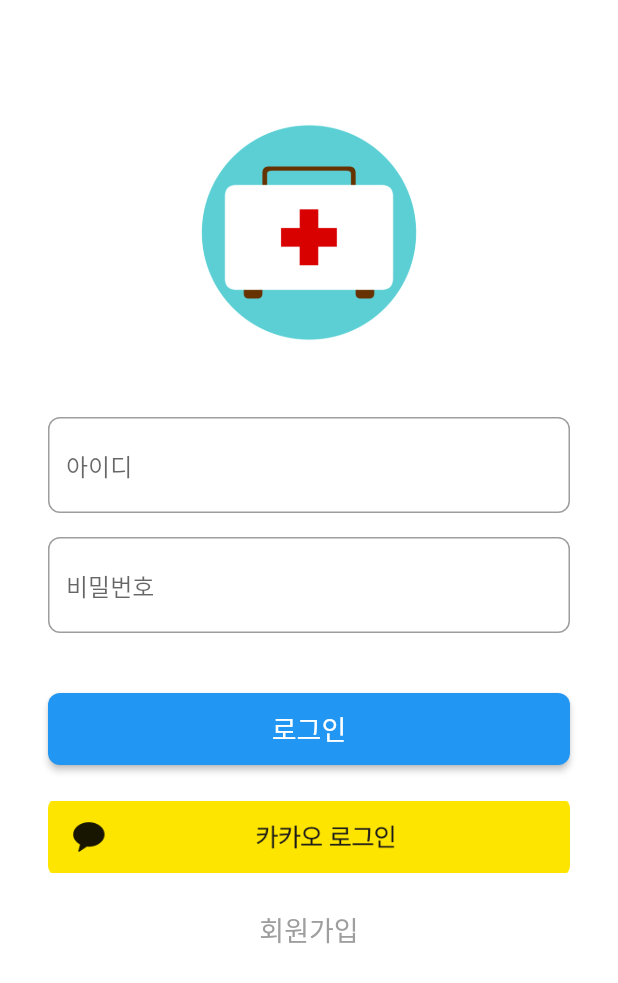
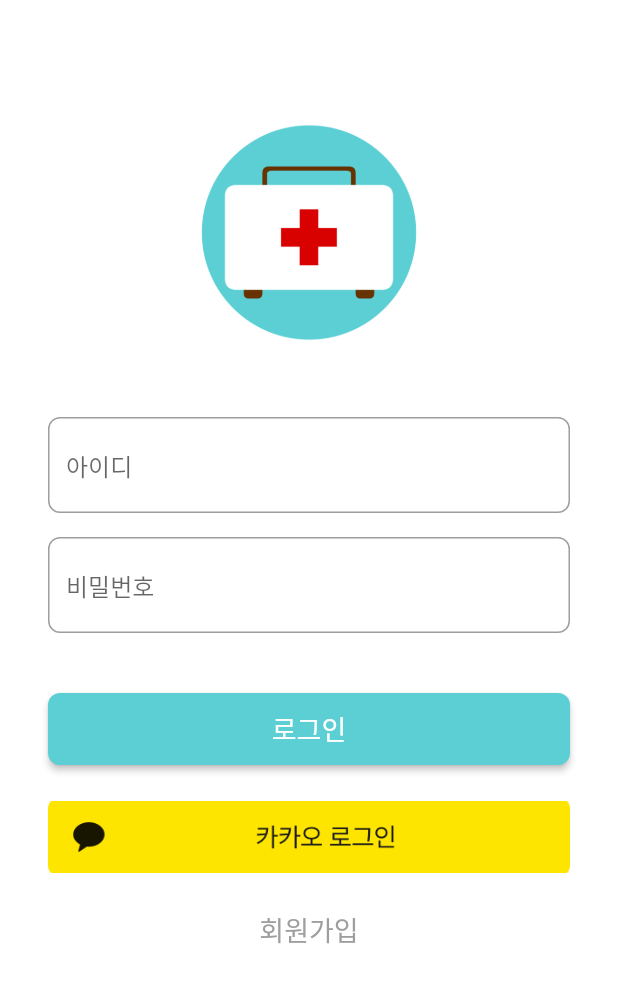
Before and after one commit to kumoh-lni/apayo-front, a Flutter app: the screen it shows after launch, on a phone screen of 412 x 824 dp. Shown: the top 983 px of the screen. Run offline on Flutter 3.47's test engine with Material 2 defaults, Android fonts, the phone set to English and light mode, and no system bars; our stand-ins replace google_maps_flutter, location.

Commit message:
0510, 로그인 화면 버튼 색 변경

```diff
--- a/lib/main.dart
+++ b/lib/main.dart
@@ -86,7 +86,7 @@ class LoginPage extends StatelessWidget {
                   );
                 },
                 style: ElevatedButton.styleFrom(
-                  backgroundColor: Colors.blue,
+                  backgroundColor: Color(0xff5CCFD4),
                   shape: RoundedRectangleBorder(
                     borderRadius: BorderRadius.circular(8.0),
                   ),
```
